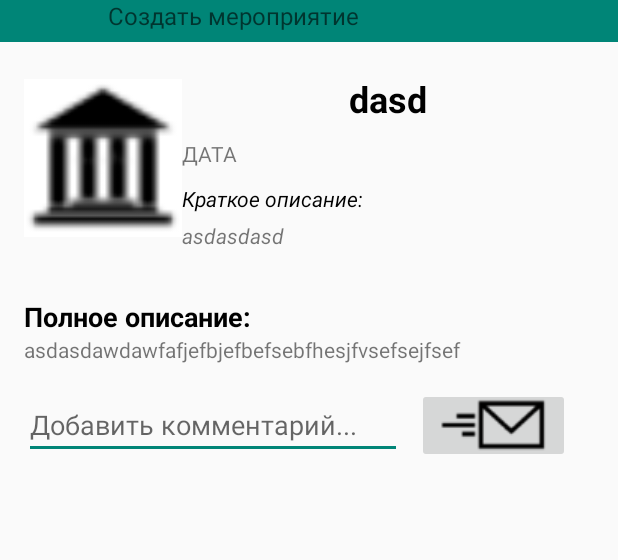
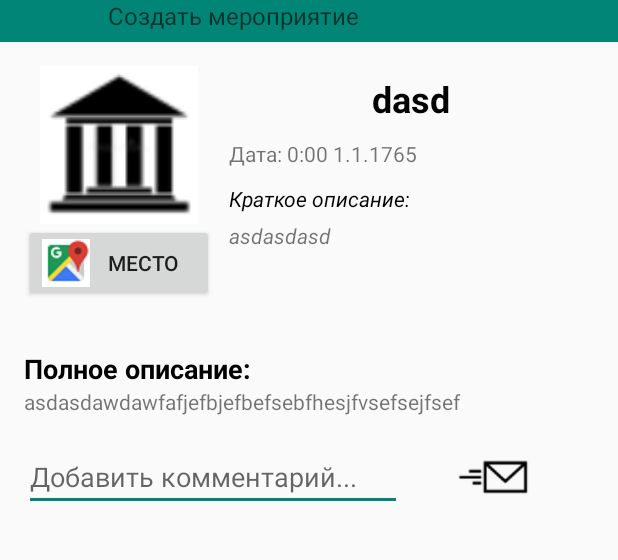
Before and after one commit to rpuxa/SamaraProjectClient, an Android app: the MainActivity screen opened directly, with no data from a screen before it, in the side drawer, after a tap on "Создать новое", on a phone screen of 412 x 824 dp, the part 51-611 px from its top. Run offline under Robolectric (Android 15) with nearby library versions, the phone set to English and light mode, and no system bars.

Commit message:
добавлена обработка нажатия на событие в ленте

```diff
--- a/app/build.gradle
+++ b/app/build.gradle
@@ -5,7 +5,7 @@ android {
     buildToolsVersion '26.0.2'
     defaultConfig {
         applicationId "ru.samara.mapapp"
-        minSdkVersion 19
+        minSdkVersion 17
         targetSdkVersion 26
         versionCode 1
         versionName "1.0"
--- a/app/src/main/AndroidManifest.xml
+++ b/app/src/main/AndroidManifest.xml
@@ -26,7 +26,11 @@
             </intent-filter>
         </activity>
 
-        <activity android:name="com.vk.sdk.VKServiceActivity" android:label="ServiceActivity" android:theme="@style/VK.Transparent" />
+        <activity
+            android:name="com.vk.sdk.VKServiceActivity"
+            android:label="ServiceActivity"
+            android:theme="@style/VK.Transparent"
+            />
 
         <activity android:name="ru.samara.mapapp.activities.MapActivity" />
         <activity android:name="ru.samara.mapapp.activities.MainActivity" />
--- a/app/src/main/java/ru/samara/mapapp/activities/LoginActivity.java
+++ b/app/src/main/java/ru/samara/mapapp/activities/LoginActivity.java
@@ -11,6 +11,7 @@ import com.vk.sdk.VKCallback;
 import com.vk.sdk.VKScope;
 import com.vk.sdk.VKSdk;
 import com.vk.sdk.api.VKError;
+import com.vk.sdk.util.VKUtil;
 
 import org.json.JSONException;
 import org.json.JSONObject;
@@ -32,7 +33,6 @@ public class LoginActivity extends AppCompatActivity {
     protected void onCreate(@Nullable Bundle savedInstanceState) {
         super.onCreate(savedInstanceState);
         VKSdk.login(this, VKScope.OFFLINE);
-        startActivity(new Intent(this, MainActivity.class));
     }
 
     @Override
--- a/app/src/main/java/ru/samara/mapapp/activities/MainActivity.java
+++ b/app/src/main/java/ru/samara/mapapp/activities/MainActivity.java
@@ -41,7 +41,7 @@ public class MainActivity extends AppCompatActivity
 
     private Content activeContent;
 
-
+    Toast toast;
 
     public MyProfile myProfile = new MyProfile();
     Toolbar toolbar;
@@ -62,10 +62,10 @@ public class MainActivity extends AppCompatActivity
         toggle.syncState();
         handleBundle(getIntent().getExtras());
         ((NavigationView) findViewById(R.id.navigation)).setNavigationItemSelectedListener(this);
-
+        toast = new Toast(this);
     }
 
-    public void startContent(Class<? extends Content> clazz){
+    public void startContent(Class<? extends Content> clazz) {
         startContent(new Intent(), clazz);
     }
 
@@ -73,7 +73,8 @@ public class MainActivity extends AppCompatActivity
         Content content = null;
         try {
             content = clazz.newInstance();
-        } catch (InstantiationException | IllegalAccessException ignored) {
+        } catch (InstantiationException ignored) {
+        } catch (IllegalAccessException ignored) {
         }
         assert content != null;
         activeContent = content;
@@ -107,7 +108,7 @@ public class MainActivity extends AppCompatActivity
 
     private void logIn(Bundle bundle) {
         String[] nameAndLastName = (String[]) bundle.get(NAME_LAST_NAME);
-        assert  nameAndLastName != null;
+        assert nameAndLastName != null;
         myProfile = new MyProfile(
                 nameAndLastName[0],
                 nameAndLastName[1],
@@ -143,7 +144,6 @@ public class MainActivity extends AppCompatActivity
         return true;
     }
 
-    Toast toast = new Toast(this);
 
     public void sendToast(String massage, boolean isShort) {
         toast.cancel();
--- a/app/src/main/java/ru/samara/mapapp/activities/contents/EventLayoutContent.java
+++ b/app/src/main/java/ru/samara/mapapp/activities/contents/EventLayoutContent.java
@@ -1,7 +1,9 @@
 package ru.samara.mapapp.activities.contents;
 
+import android.annotation.SuppressLint;
 import android.content.Intent;
 import android.os.Bundle;
+import android.view.View;
 import android.widget.EditText;
 import android.widget.ImageView;
 import android.widget.ListView;
@@ -10,6 +12,7 @@ import android.widget.TextView;
 import ru.samara.mapapp.R;
 import ru.samara.mapapp.activities.Content;
 import ru.samara.mapapp.activities.MainActivity;
+import ru.samara.mapapp.activities.MapActivity;
 import ru.samara.mapapp.chat.ChatListAdapter;
 import ru.samara.mapapp.chat.Comment;
 import ru.samara.mapapp.events.Event;
@@ -23,16 +26,19 @@ public class EventLayoutContent extends Content {
 
     @Override
     public void onCreate(MainActivity parent, Intent intent) {
-        setListeners();
+
         commentEdit = (EditText) findViewById(R.id.et_coment);
         adapter = new ChatListAdapter(getParent());
         ListView listView = (ListView) findViewById(R.id.chat_list);
         listView.setAdapter(adapter);
         Bundle bundle = intent.getExtras();
         assert bundle != null;
-        setLayoutEvent((Event) bundle.get(EVENT));
+        Event event = (Event) bundle.get(EVENT);
+        setLayoutEvent(event);
+        setListeners(event);
     }
 
+    @SuppressLint("SetTextI18n")
     private void setLayoutEvent(Event event) {
         if (event == null)
             return;
@@ -40,12 +46,12 @@ public class EventLayoutContent extends Content {
         EventType t = EventType.getById(type);
         ((ImageView) findViewById(R.id.icon_event)).setImageResource(t.getIcon());
         ((TextView) findViewById(R.id.name_event)).setText(event.getName());
-        ((TextView) findViewById(R.id.tv_data_event)).setText("ДАТА");
+        ((TextView) findViewById(R.id.tv_data_event)).setText("Дата: " + event.getStringDate());
         ((TextView) findViewById(R.id.tv_short_description)).setText(event.getShortDescription());
         ((TextView) findViewById(R.id.tv_full_description)).setText(event.getLongDescription());
     }
 
-    private void setListeners() {
+    private void setListeners(Event event) {
         findViewById(R.id.button_send_coment).setOnClickListener(v -> {
             String commentString = commentEdit.getText().toString();
             if (commentString.length() > 0) {
@@ -55,6 +61,9 @@ public class EventLayoutContent extends Content {
                 getParent().sendToast("Сначала введите потом кликайте!", true);
             }
         });
+        findViewById(R.id.event_bt_location).setOnClickListener(v ->
+                MapActivity.gotoLocation(getParent(), event.getLocation())
+        );
     }
 
 
--- a/app/src/main/java/ru/samara/mapapp/chat/ChatListAdapter.java
+++ b/app/src/main/java/ru/samara/mapapp/chat/ChatListAdapter.java
@@ -16,12 +16,10 @@ import ru.samara.mapapp.R;
 
 public class ChatListAdapter extends BaseAdapter {
 
-    Context context;
-    LayoutInflater inflater;
-    List<Comment> chatList;
+    private LayoutInflater inflater;
+    private List<Comment> chatList;
 
     public ChatListAdapter(Context context) {
-        this.context = context;
         inflater = (LayoutInflater) context
                 .getSystemService(Context.LAYOUT_INFLATER_SERVICE);
         chatList = new ArrayList<>();
--- a/app/src/main/java/ru/samara/mapapp/events/Event.java
+++ b/app/src/main/java/ru/samara/mapapp/events/Event.java
@@ -1,6 +1,7 @@
 package ru.samara.mapapp.events;
 
 import android.app.Activity;
+import android.content.Intent;
 import android.view.View;
 import android.view.ViewGroup;
 import android.widget.ImageView;
@@ -13,7 +14,9 @@ import java.util.Calendar;
 import java.util.GregorianCalendar;
 
 import ru.samara.mapapp.R;
+import ru.samara.mapapp.activities.MainActivity;
 import ru.samara.mapapp.activities.MapActivity;
+import ru.samara.mapapp.activities.contents.EventLayoutContent;
 
 public class Event implements Serializable {
     private int id;
@@ -27,7 +30,7 @@ public class Event implements Serializable {
     private View view;
 
     public Event(int id, Integer typeId, LatLng location, String name, String shortDescription, String longDescription,
-                 GregorianCalendar date, int cost, ViewGroup parent, Activity activity) {
+                 GregorianCalendar date, int cost, ViewGroup parent, MainActivity activity) {
         this.id = id;
         this.typeId = typeId;
         this.location = location;
@@ -40,18 +43,27 @@ public class Event implements Serializable {
         view = makeView(parent, activity);
     }
 
-    private View makeView(ViewGroup parent, Activity activity) {
+    private View makeView(ViewGroup parent, MainActivity activity) {
         View view = activity.getLayoutInflater().inflate(R.layout.event_example, parent, false);
         ((ImageView) view.findViewById(R.id.eventIcon)).setImageResource(type.getIcon());
         ((TextView) view.findViewById(R.id.eventName)).setText(name);
-        String dateSt = "Дата проведения: " + this.date.get(Calendar.HOUR) + ":" + ((this.date.get(Calendar.MINUTE) < 10) ? "0" : "")
-                + this.date.get(Calendar.MINUTE) + " " + this.date.get(Calendar.DAY_OF_MONTH) + "." + this.date.get(Calendar.MONTH) + "." +
-                this.date.get(Calendar.YEAR);
+        String dateSt = "Дата проведения: " + getStringDate();
         ((TextView) view.findViewById(R.id.eventDate)).setText(dateSt);
         ((TextView) view.findViewById(R.id.eventShortDescription)).setText(shortDescription);
         view.findViewById(R.id.eventOpenMap).setOnClickListener(v -> MapActivity.gotoLocation(activity, location));
+        view.findViewById(R.id.event_touch_layout).setOnClickListener(v -> {
+            Intent intent = new Intent();
+            intent.putExtra(EventLayoutContent.EVENT, this);
+            activity.startContent(intent, EventLayoutContent.class);
+        });
 
         return view;
+    }
+
+    public String getStringDate() {
+        return this.date.get(Calendar.HOUR) + ":" + ((this.date.get(Calendar.MINUTE) < 10) ? "0" : "")
+                + this.date.get(Calendar.MINUTE) + " " + this.date.get(Calendar.DAY_OF_MONTH) + "." + this.date.get(Calendar.MONTH) + "." +
+                this.date.get(Calendar.YEAR);
     }
 
     public View getView() {
--- a/app/src/main/java/ru/samara/mapapp/events/EventType.java
+++ b/app/src/main/java/ru/samara/mapapp/events/EventType.java
@@ -9,6 +9,8 @@ import ru.samara.mapapp.R;
 
 import static ru.samara.mapapp.events.EventType.Types.CINEMA;
 import static ru.samara.mapapp.events.EventType.Types.MUSEUM;
+import static ru.samara.mapapp.events.EventType.Types.OTHER;
+import static ru.samara.mapapp.events.EventType.Types.SALES;
 import static ru.samara.mapapp.events.EventType.Types.SPORT;
 
 public class EventType {
@@ -29,6 +31,8 @@ public class EventType {
         EventType array[] = {
                 new EventType(SPORT, "Спорт", R.drawable.sport),
                 new EventType(MUSEUM, "Музей", R.drawable.musem),
+                new EventType(OTHER, "Прочее", R.drawable.other),
+                new EventType(SALES, "Скидки", R.drawable.sales),
                 new EventType(CINEMA, "Кино", R.drawable.cinema)
         };
         for (EventType type : array)
@@ -66,5 +70,7 @@ public class EventType {
         int SPORT = 0;
         int MUSEUM = 1;
         int CINEMA = 2;
+        int SALES = 3;
+        int OTHER = 4;
     }
 }
--- a/app/src/main/res/layout/event_layout.xml
+++ b/app/src/main/res/layout/event_layout.xml
@@ -17,16 +17,33 @@
             android:layout_height="wrap_content"
             android:orientation="horizontal">
 
+        <LinearLayout
+            android:layout_width="match_parent"
+            android:layout_height="wrap_content"
+            android:layout_gravity="center"
+            android:layout_weight="2"
+            android:orientation="vertical">
+
             <ImageView
                 android:id="@+id/icon_event"
-            android:layout_width="105dp"
+                android:layout_width="match_parent"
                 android:layout_height="105dp"
                 android:layout_gravity="center"
                 app:srcCompat="@drawable/common_google_signin_btn_icon_dark" />
 
-            <LinearLayout
+            <Button
+                android:id="@+id/event_bt_location"
                 android:layout_width="match_parent"
                 android:layout_height="wrap_content"
+                android:drawableLeft="@drawable/google_maps_icon"
+                android:text="Место" />
+        </LinearLayout>
+
+        <LinearLayout
+            android:layout_marginStart="10dp"
+            android:layout_width="match_parent"
+            android:layout_height="wrap_content"
+            android:layout_weight="1"
             android:orientation="vertical">
 
             <TextView
@@ -122,7 +139,7 @@
             android:gravity="top"
             android:hint="Добавить комментарий..." />
 
-        <ImageButton
+        <ImageView
             android:id="@+id/button_send_coment"
             android:layout_width="75dp"
             android:layout_height="50dp"
```
Also changed, not shown: app/src/main/java/ru/samara/mapapp/events/EventsList.java (+8 -2 lines), app/src/main/res/layout/event_example.xml (+12 -25 lines), app/src/main/res/drawable/another.png (deleted), app/src/main/res/drawable/cinema.png, app/src/main/res/drawable/musem.png, app/src/main/res/drawable/other.png (added), app/src/main/res/drawable/sales.png, app/src/main/res/drawable/sport.png. Lines whose indentation alone changed are shown as unchanged.
